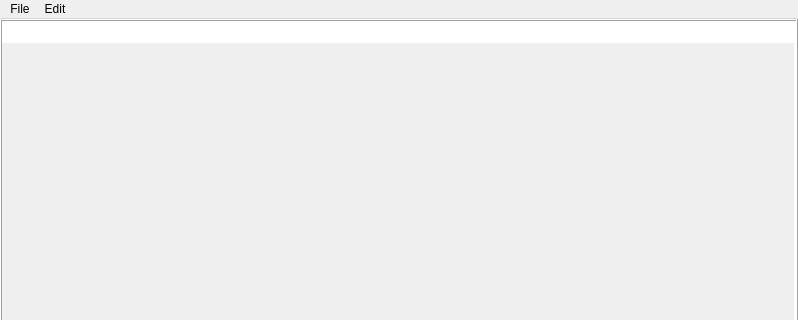
Yamaoba/Noted, file Write.ui: the form before one commit; both pictures show x 0 to 798 and y 0 to 320 of the 798 by 600 pixel window.
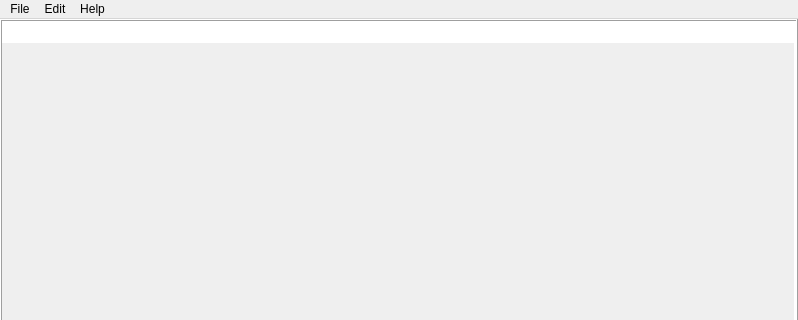
The form after the commit. Icons and pictures are not drawn.

Diff of the .ui file:
```diff
--- a/Write.ui
+++ b/Write.ui
@@ -82,7 +82,7 @@
      <x>0</x>
      <y>0</y>
      <width>798</width>
-     <height>22</height>
+     <height>26</height>
     </rect>
    </property>
    <widget class="QMenu" name="File">
@@ -100,8 +100,16 @@
      <string>Edit</string>
     </property>
    </widget>
+   <widget class="QMenu" name="menuHelp">
+    <property name="title">
+     <string>Help</string>
+    </property>
+    <addaction name="actionAbout_Noted"/>
+    <addaction name="actionLicense"/>
+   </widget>
    <addaction name="File"/>
    <addaction name="Edit"/>
+   <addaction name="menuHelp"/>
   </widget>
   <action name="actionNew">
    <property name="icon">
```
Left out of the diff: 10 changed lines with no effect on the pictures.
